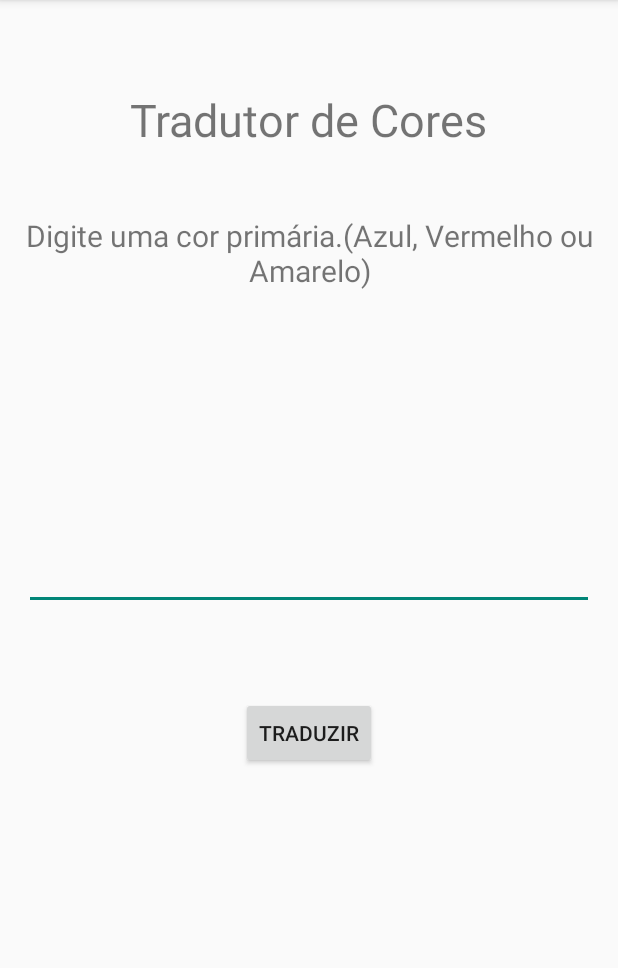
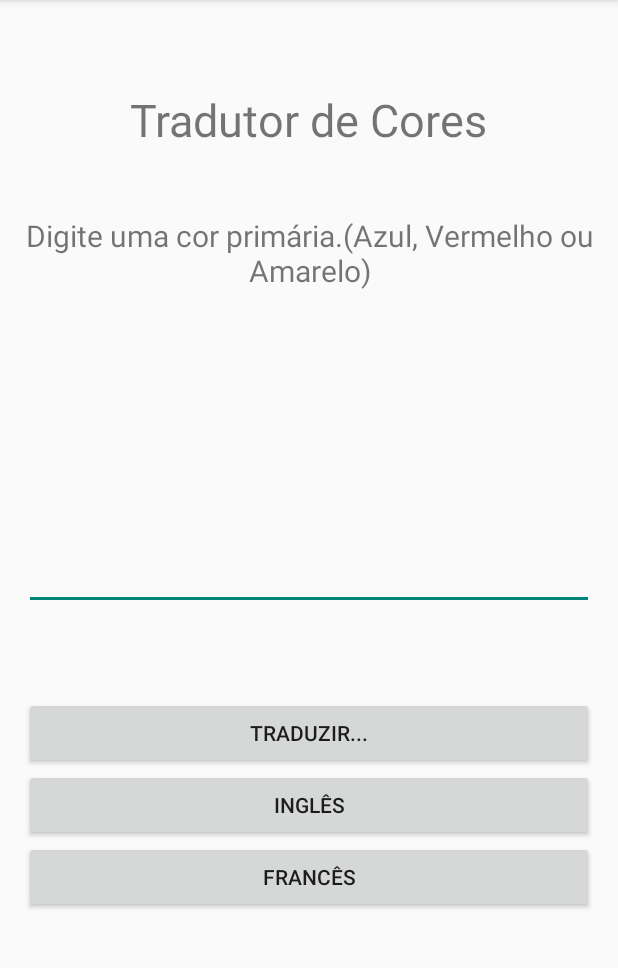
Before and after one commit to deyvison/Roteiro2-Android, an Android app: the screen it shows after launch (MainActivity), on a phone screen of 412 x 824 dp, the part 84-1052 px from its top. Run offline under Robolectric (Android 15) with nearby library versions, the phone set to English and light mode, and no system bars.

Commit message:
finalizando o app e refatorando o codigo

```diff
--- a/app/src/main/AndroidManifest.xml
+++ b/app/src/main/AndroidManifest.xml
@@ -24,6 +24,7 @@
             <intent-filter>
                 <action android:name="TRADUZIR" />
                 <category android:name="android.intent.category.DEFAULT"/>
+                <category android:name="INGLES"/>
 
             </intent-filter>
         </activity>
@@ -33,6 +34,7 @@
             <intent-filter>
                 <action android:name="TRADUZIR" />
                 <category android:name="android.intent.category.DEFAULT"/>
+                <category android:name="FRANCES"/>
 
             </intent-filter>
 
--- a/app/src/main/res/layout/activity_main.xml
+++ b/app/src/main/res/layout/activity_main.xml
@@ -41,13 +41,29 @@
         android:gravity="center"/>
 
     <Button
-        android:layout_width="wrap_content"
+        android:layout_width="match_parent"
         android:layout_height="wrap_content"
-        android:text="Traduzir"
+        android:text="Traduzir..."
         android:id="@+id/botaoTraduzir"
         android:layout_below="@+id/corEntrada"
         android:layout_centerHorizontal="true"
         android:layout_marginTop="58dp"
         android:gravity="center"/>
 
+    <Button
+        android:layout_width="match_parent"
+        android:layout_height="wrap_content"
+        android:text="Inglês"
+        android:id="@+id/botaoIngles"
+        android:layout_below="@+id/botaoTraduzir"
+        android:layout_alignParentStart="true" />
+
+    <Button
+        android:layout_width="match_parent"
+        android:layout_height="wrap_content"
+        android:text="Francês"
+        android:id="@+id/botaoFrances"
+        android:layout_below="@+id/botaoIngles"
+        android:layout_alignParentStart="true" />
+
 </RelativeLayout>
```
Also changed, not shown: app/src/main/java/com/example/deyvison/roteiro02/MainActivity.java (+21 -7 lines).
